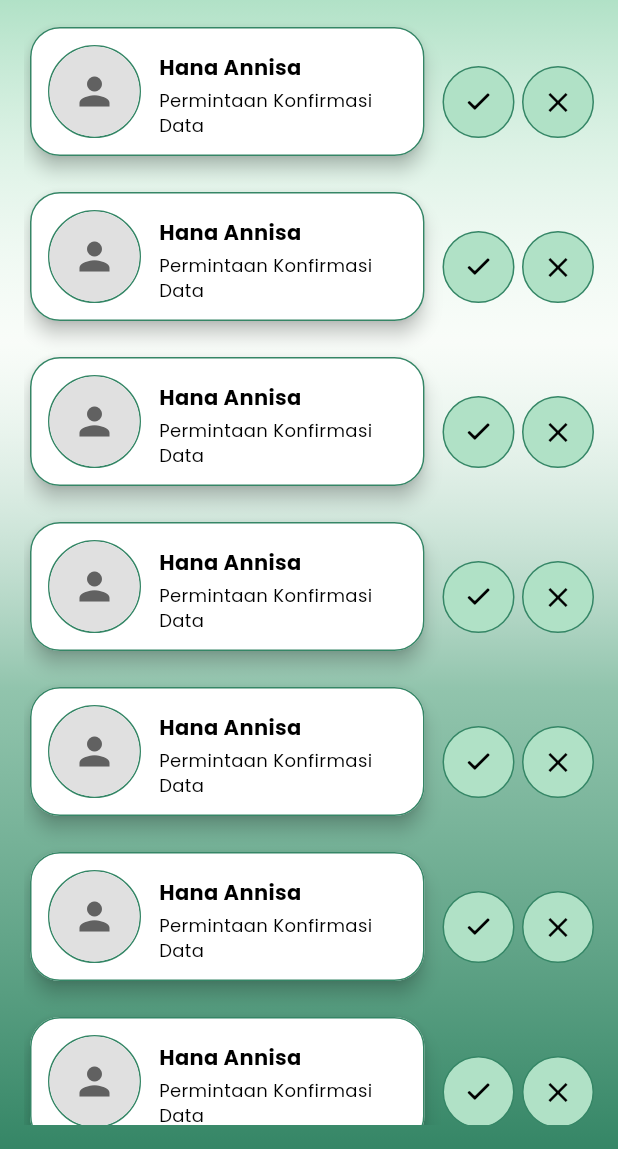
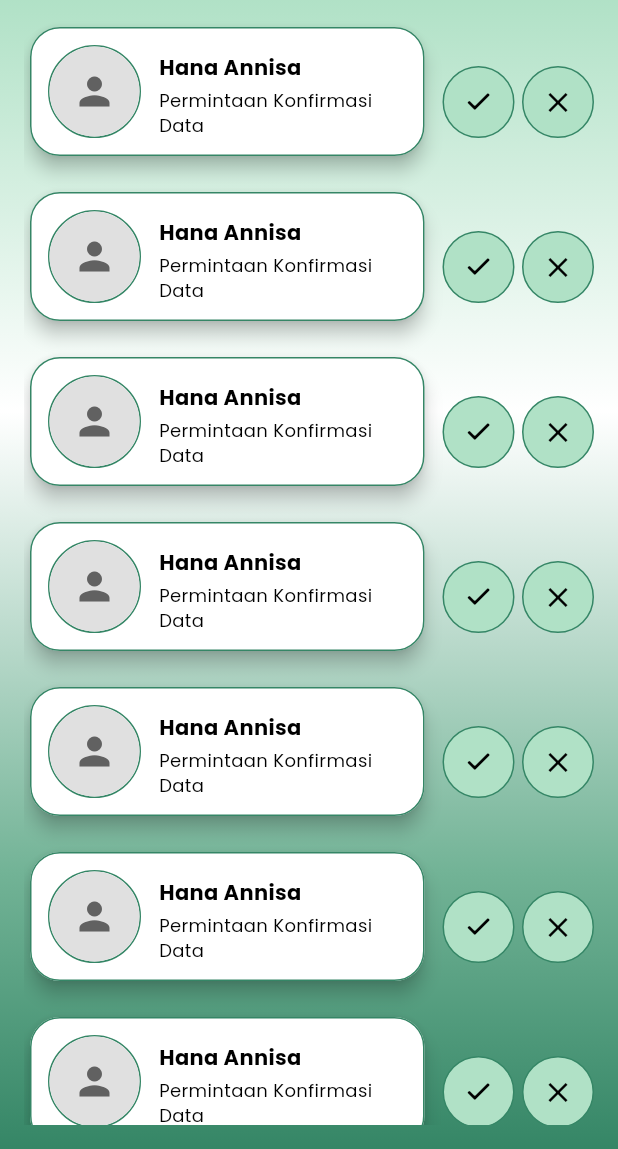
Before and after one commit to fadliaditya06/Geoportal-Mobile, a Flutter app: the PermintaanKonfirmasiAdminScreen screen opened directly, on a phone screen of 412 x 824 dp, the part 87-1236 px from its top. Run offline on Flutter 3.47's test engine with Material 3 defaults, Android fonts, the phone set to English and light mode, and no system bars; our stand-ins replace carousel_slider, curved_navigation_bar, flutter_map, google_fonts, latlong2.

Commit message:
Update Feat: Permintaan Konfirmasi Admin Screen and main.dart Change the background color and create routes

```diff
--- a/lib/main.dart
+++ b/lib/main.dart
@@ -1,6 +1,7 @@
 import 'package:flutter/material.dart';
 import 'package:geoportal_mobile/screens/beranda_screen.dart';
 import 'package:geoportal_mobile/screens/onboarding_screen.dart';
+import 'package:geoportal_mobile/screens/peta/detail_data_konfirmasi_screen.dart';
 import 'package:geoportal_mobile/screens/peta/peta_screen.dart';
 import 'package:geoportal_mobile/screens/profil/profil_screen.dart';
 import 'package:google_fonts/google_fonts.dart';
@@ -27,6 +28,11 @@ class MyApp extends StatelessWidget {
       ),
       home: const OnBoardingPage(),
       debugShowCheckedModeBanner: false,
+      initialRoute: '/',
+      // Daftar Routes
+      routes: {
+        '/detail-konfirmasi': (context) => const DetailDataKonfirmasiScreen(),
+      },
     );
   }
 }
--- a/lib/screens/peta/permintaan_konfirmasi_admin_screen.dart
+++ b/lib/screens/peta/permintaan_konfirmasi_admin_screen.dart
@@ -30,16 +30,16 @@ class PermintaanKonfirmasiAdminScreenState
       // Gradien Background
       body: Container(
         width: double.infinity,
-        decoration: BoxDecoration(
+        decoration: const BoxDecoration(
           gradient: LinearGradient(
             begin: Alignment.topCenter,
             end: Alignment.bottomCenter,
-            stops: const [0.0, 0.3, 0.6, 1.0],
+            stops: [0.0, 0.36, 0.76, 1.0],
             colors: [
-              const Color(0xFFB0E1C6),
-              const Color(0xFFFFFFFF).withOpacity(0.36),
-              const Color(0xFF72B396).withOpacity(0.76),
-              const Color(0xFF358666).withOpacity(1.0),
+              Color(0xFFB0E1C6),
+              Color(0xFFFFFFFF),
+              Color(0xFF72B396),
+              Color(0xFF358666),
             ],
           ),
         ),
@@ -56,9 +56,14 @@ class PermintaanKonfirmasiAdminScreenState
                   children: [
                     // Data Dummy untuk Card Permintaan Konfirmasi
                     Expanded(
-                      child: _permintaanKonfirmasiCard(
-                        title: 'Hana Annisa',
-                        description: 'Permintaan Konfirmasi Data',
+                      child: GestureDetector(
+                        onTap: () {
+                          Navigator.pushNamed(context, '/detail-konfirmasi');
+                        },
+                        child: _permintaanKonfirmasiCard(
+                          title: 'Hana Annisa',
+                          description: 'Permintaan Konfirmasi Data',
+                        ),
                       ),
                     ),
                     const SizedBox(width: 8),
@@ -66,15 +71,13 @@ class PermintaanKonfirmasiAdminScreenState
                     Row(
                       children: [
                         Padding(
-                          padding: const EdgeInsets.only(
-                              top: 30),
-                          child:
-                              _permintaanKonfirmasiIcon(icon: CupertinoIcons.checkmark_alt),
+                          padding: const EdgeInsets.only(top: 30),
+                          child: _permintaanKonfirmasiIcon(
+                              icon: CupertinoIcons.checkmark_alt),
                         ),
                         const SizedBox(width: 5),
                         Padding(
-                          padding: const EdgeInsets.only(
-                              top: 30),
+                          padding: const EdgeInsets.only(top: 30),
                           child: _permintaanKonfirmasiIcon(icon: Icons.close),
                         ),
                       ],
@@ -128,8 +131,7 @@ class PermintaanKonfirmasiAdminScreenState
             // Fungsi untuk menampilkan nama dan deskripsi
             Expanded(
               child: Padding(
-                padding:
-                    const EdgeInsets.only(top: 5),
+                padding: const EdgeInsets.only(top: 5),
                 child: Column(
                   crossAxisAlignment: CrossAxisAlignment.start,
                   children: [
```
